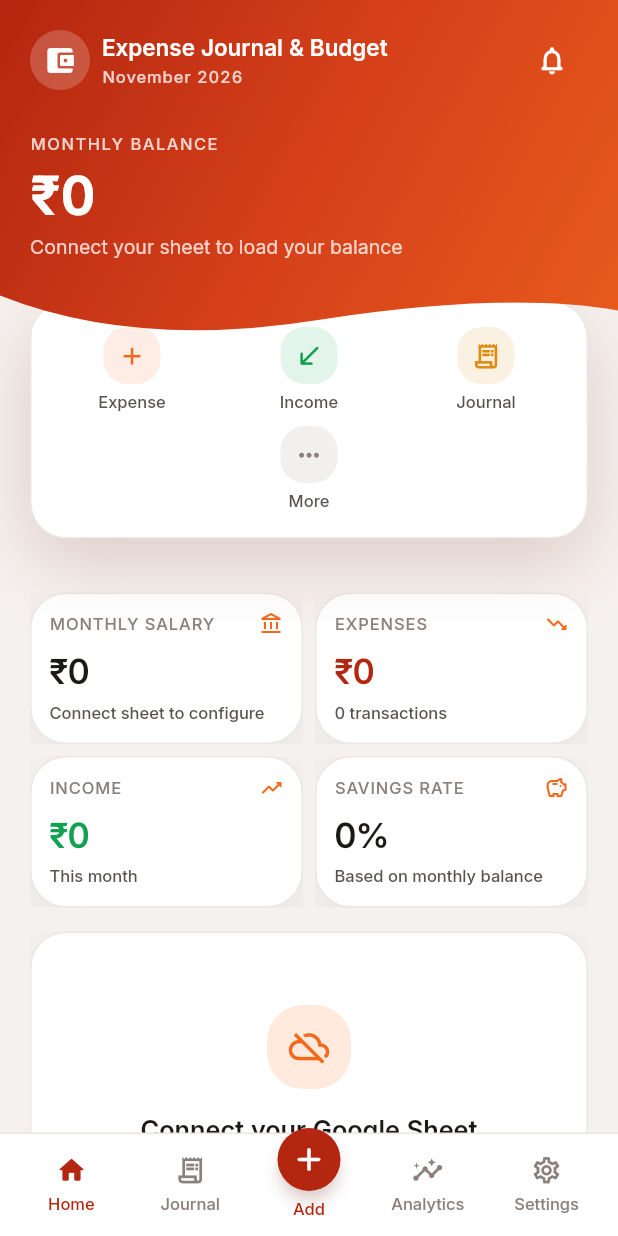
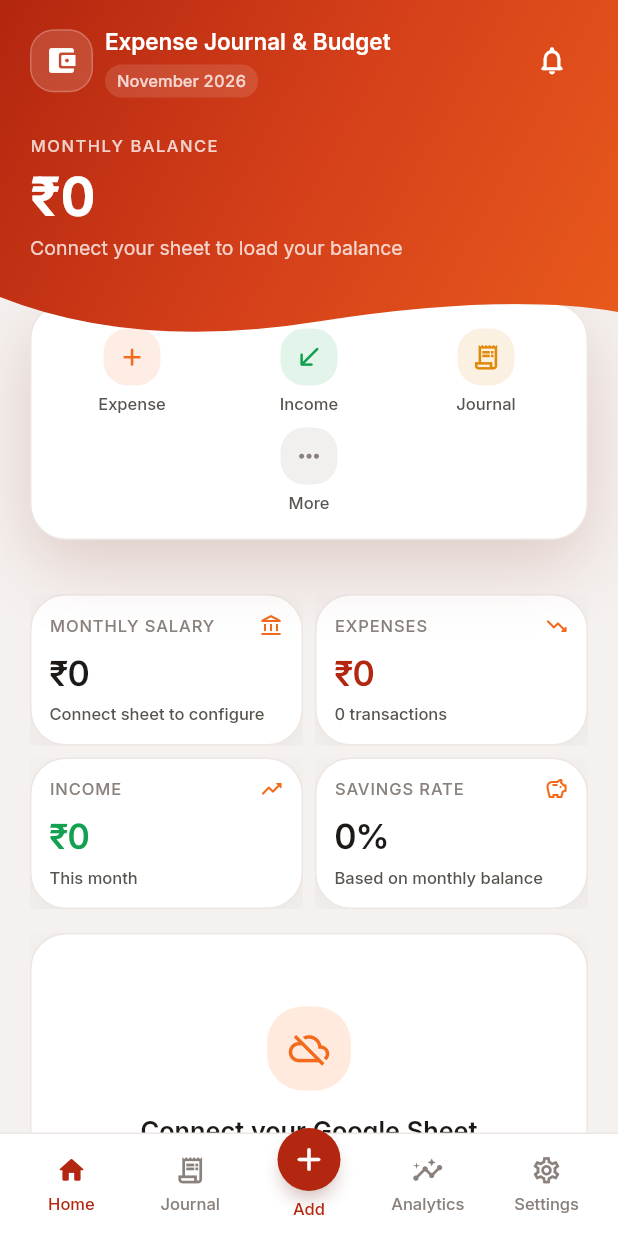
Before and after one commit to Deepak5556/ExpenseTrackerFlutterApp, a Flutter app: the HomeScreen screen opened by its route, on a phone screen of 412 x 824 dp. Run offline on Flutter 3.47's test engine with Material 3 defaults, Android fonts, the phone set to English and light mode, and no system bars; our stand-ins replace fl_chart, flutter_riverpod, go_router, google_sign_in, googleapis_auth, material_ui and 1 more; missing offline and left inert: extension_google_sign_in_as_googleapis_auth, googleapis; accounts and stored records are empty.

Commit message:
Polish responsive home dashboard

```diff
--- a/lib/features/dashboard/presentation/home_screen.dart
+++ b/lib/features/dashboard/presentation/home_screen.dart
@@ -11,6 +11,7 @@ import '../../../core/utils/money_formatter.dart';
 import '../../../core/utils/window_size_class.dart';
 import '../../../core/widgets/design_system_widgets.dart';
 import '../../../core/widgets/responsive_builder.dart';
+import '../../../core/widgets/responsive_layout.dart';
 import '../../../features/data/expense_data_provider.dart';
 import '../../../models/expense_category.dart';
 import '../../../models/expense_transaction.dart';
@@ -95,11 +96,27 @@ class HomeScreen extends ConsumerWidget {
                             children: <Widget>[
                               Row(
                                 children: <Widget>[
-                                  const CircleAvatar(
-                                    backgroundColor: Color(0x33FFFFFF),
-                                    foregroundColor: Colors.white,
-                                    child: Icon(
+                                  Container(
+                                    width: context.responsiveValue(
+                                      compact: 42,
+                                      medium: 46,
+                                    ),
+                                    height: context.responsiveValue(
+                                      compact: 42,
+                                      medium: 46,
+                                    ),
+                                    decoration: BoxDecoration(
+                                      color: const Color(0x24FFFFFF),
+                                      borderRadius: BorderRadius.circular(
+                                        AppRadius.tile,
+                                      ),
+                                      border: Border.all(
+                                        color: const Color(0x38FFFFFF),
+                                      ),
+                                    ),
+                                    child: const Icon(
                                       Icons.account_balance_wallet_rounded,
+                                      color: Colors.white,
                                     ),
                                   ),
                                   const SizedBox(width: AppSpacing.x2),
@@ -118,7 +135,21 @@ class HomeScreen extends ConsumerWidget {
                                               .titleMedium
                                               ?.copyWith(color: Colors.white),
                                         ),
-                                        Text(
+                                        Container(
+                                          margin: const EdgeInsets.only(
+                                            top: AppSpacing.x1,
+                                          ),
+                                          padding: const EdgeInsets.symmetric(
+                                            horizontal: AppSpacing.x2,
+                                            vertical: 3,
+                                          ),
+                                          decoration: BoxDecoration(
+                                            color: const Color(0x1FFFFFFF),
+                                            borderRadius: BorderRadius.circular(
+                                              AppRadius.pill,
+                                            ),
+                                          ),
+                                          child: Text(
                                             formatMonthLabel(now),
                                             style: Theme.of(context)
                                                 .textTheme
@@ -126,6 +157,8 @@ class HomeScreen extends ConsumerWidget {
                                                 ?.copyWith(
                                                   color: AppColors
                                                       .onGradientSecondary,
+                                                  letterSpacing: 0,
+                                                ),
                                           ),
                                         ),
                                       ],
@@ -225,28 +258,9 @@ class HomeScreen extends ConsumerWidget {
                           AppSpacing.x4,
                         ),
                         sliver: SliverToBoxAdapter(
-                          child: LayoutBuilder(
-                            builder:
-                                (
-                                  BuildContext context,
-                                  BoxConstraints constraints,
-                                ) {
-                                  final int columns =
-                                      sizeClass == WindowSizeClass.expanded
-                                      ? 4
-                                      : 2;
-                                  const double gap = AppSpacing.x2;
-                                  final double width =
-                                      (constraints.maxWidth -
-                                          gap * (columns - 1)) /
-                                      columns;
-                                  return Wrap(
-                                    spacing: gap,
-                                    runSpacing: gap,
+                          child: ResponsiveGrid(
                             children: <Widget>[
-                                      SizedBox(
-                                        width: width,
-                                        child: KpiCard(
+                              KpiCard(
                                 label: 'Monthly salary',
                                 value: formatMoney(salary),
                                 detail: data.isConnected
@@ -254,40 +268,28 @@ class HomeScreen extends ConsumerWidget {
                                     : 'Connect sheet to configure',
                                 icon: Icons.account_balance_outlined,
                               ),
-                                      ),
-                                      SizedBox(
-                                        width: width,
-                                        child: KpiCard(
+                              KpiCard(
                                 label: 'Expenses',
                                 value: formatMoney(expenses),
                                 detail: '$expenseCount transactions',
                                 icon: Icons.trending_down_rounded,
                                 valueColor: AppColors.brandStart,
                               ),
-                                      ),
-                                      SizedBox(
-                                        width: width,
-                                        child: KpiCard(
+                              KpiCard(
                                 label: 'Income',
                                 value: formatMoney(income),
                                 detail: 'This month',
                                 icon: Icons.trending_up_rounded,
                                 valueColor: AppColors.income,
                               ),
-                                      ),
-                                      SizedBox(
-                                        width: width,
-                                        child: KpiCard(
+                              KpiCard(
                                 label: 'Savings rate',
                                 value:
                                     '${salary <= 0 ? 0 : ((remaining / salary) * 100).clamp(0, 100).round()}%',
                                 detail: 'Based on monthly balance',
                                 icon: Icons.savings_outlined,
                               ),
-                                      ),
                             ],
-                                  );
-                                },
                           ),
                         ),
                       ),
@@ -525,7 +527,11 @@ class _MonthlyTrajectory extends StatelessWidget {
           ),
           const SizedBox(height: AppSpacing.x3),
           SizedBox(
-            height: 200,
+            height: context.responsiveValue(
+              compact: 190,
+              medium: 218,
+              expanded: 238,
+            ),
             child: BarChart(
               BarChartData(
                 maxY: maxValue == 0 ? 100 : maxValue / 100 * 1.2,
@@ -663,11 +669,13 @@ class _CategorySummary extends StatelessWidget {
                       style: Theme.of(context).textTheme.labelLarge,
                     ),
                     const SizedBox(width: AppSpacing.x2),
-                    SizedBox(
-                      width: 44,
+                    ConstrainedBox(
+                      constraints: const BoxConstraints(minWidth: 38),
                       child: Text(
                         '${total == 0 ? 0 : ((totals[category.id] ?? 0) * 100 / total).round()}%',
                         textAlign: TextAlign.end,
+                        maxLines: 1,
+                        overflow: TextOverflow.fade,
                         style: Theme.of(context).textTheme.labelSmall,
                       ),
                     ),
@@ -705,7 +713,14 @@ class _TransactionTile extends StatelessWidget {
     ),
     title: Text(item.title, maxLines: 1, overflow: TextOverflow.ellipsis),
     subtitle: Text('${item.categoryName} · ${formatDate(item.occurredAt)}'),
-    trailing: Text(
+    trailing: ConstrainedBox(
+      constraints: BoxConstraints(
+        maxWidth: context.responsiveValue(compact: 104, medium: 144),
+      ),
+      child: FittedBox(
+        fit: BoxFit.scaleDown,
+        alignment: Alignment.centerRight,
+        child: Text(
           '${item.type == TransactionType.income ? '+' : '−'}${formatMoney(item.amountMinor)}',
           style: Theme.of(context).textTheme.labelLarge?.copyWith(
             color: item.type == TransactionType.income
@@ -713,5 +728,7 @@ class _TransactionTile extends StatelessWidget {
                 : AppColors.brandStart,
           ),
         ),
+      ),
+    ),
   );
 }
```
Lines whose indentation alone changed are shown as unchanged.
